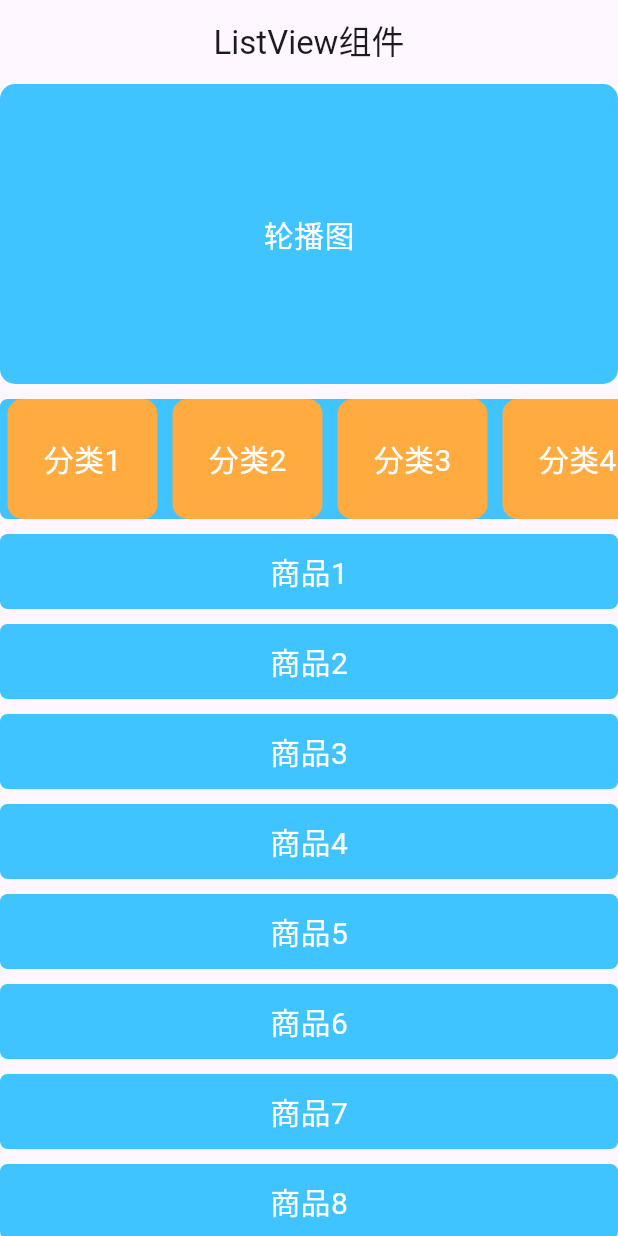
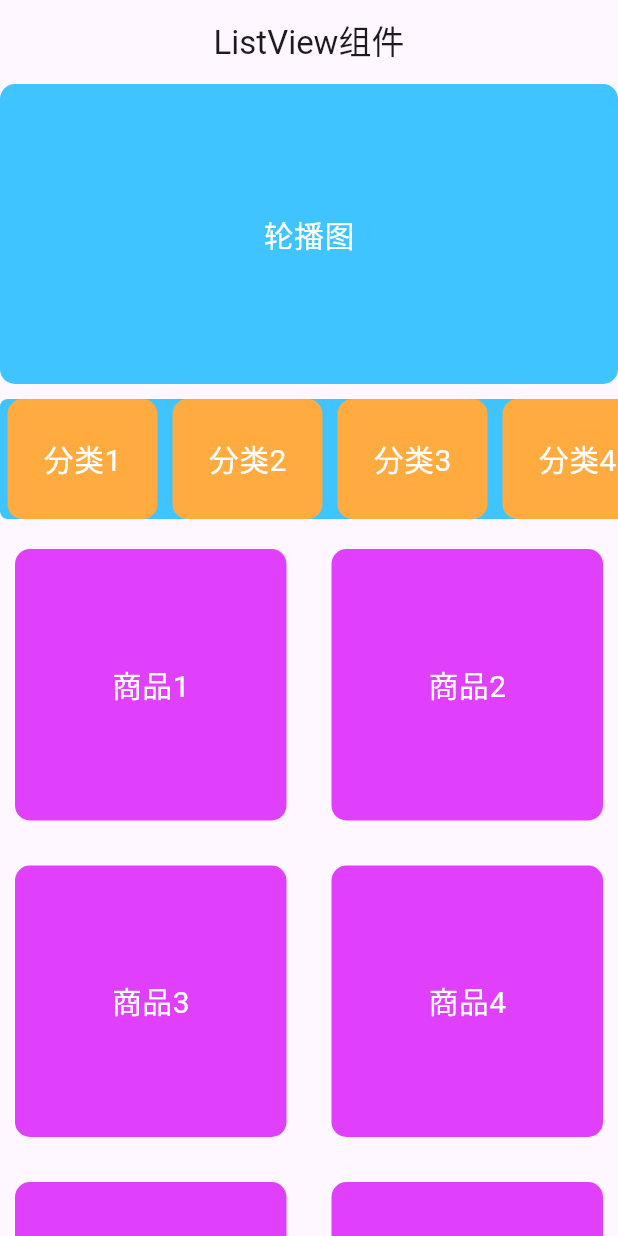
Before and after one commit to neucoder/helloworld, a Flutter app: the screen it shows after launch, on a phone screen of 412 x 824 dp. Run offline on Flutter 3.47's test engine with Material 3 defaults, Android fonts, the phone set to English and light mode, and no system bars.

Commit message:
customview 双页滚动

```diff
--- a/lib/main.dart
+++ b/lib/main.dart
@@ -60,23 +60,24 @@ class _MainPageState extends State<MainPage> {
             SliverToBoxAdapter(child: SizedBox(height: 10)),
             SliverPersistentHeader(pinned: true, delegate: _stickyCategory()),
             SliverToBoxAdapter(child: SizedBox(height: 10)),
-            SliverList.separated(
-              itemBuilder: (context, index) {
+            SliverGrid.count(
+              crossAxisCount: 2,
+              mainAxisSpacing: 10,
+              crossAxisSpacing: 10,
+              children: List.generate(100, (index) {
                 return Container(
-                  height: 50,
+                  margin: EdgeInsets.symmetric(horizontal: 10, vertical: 10),
                   alignment: Alignment.center,
                   decoration: BoxDecoration(
-                    color: Colors.lightBlueAccent,
-                    borderRadius: BorderRadius.circular(5),
+                    color: Colors.purpleAccent,
+                    borderRadius: BorderRadius.circular(10),
                   ),
                   child: Text(
                     "商品${index + 1}",
                     style: TextStyle(fontSize: 20, color: Colors.white),
                   ),
                 );
-              },
-              separatorBuilder: (context, index) => SizedBox(height: 10),
-              itemCount: 30,
+              }),
             ),
           ],
         ),
```
